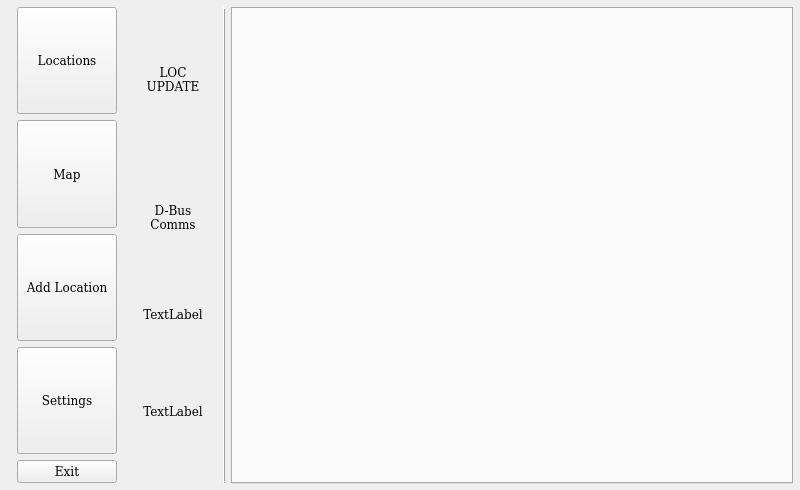
Old version of the form Reveles/GUI/revelesgui.ui in the repository Alex-BusNet/Reveles.
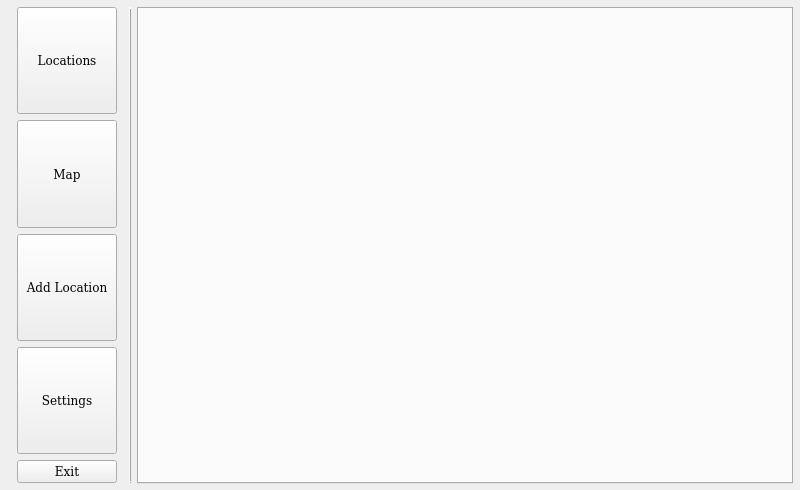
New version of the form.

The edit to the form file:
```diff
--- a/Reveles/GUI/revelesgui.ui
+++ b/Reveles/GUI/revelesgui.ui
@@ -204,74 +204,6 @@
        </item>
       </layout>
      </item>
-     <item>
-      <layout class="QVBoxLayout" name="verticalLayout_3">
-       <property name="leftMargin">
-        <number>6</number>
-       </property>
-       <property name="topMargin">
-        <number>6</number>
-       </property>
-       <property name="rightMargin">
-        <number>6</number>
-       </property>
-       <property name="bottomMargin">
-        <number>6</number>
-       </property>
-       <item>
-        <widget class="QLabel" name="TrigLabel">
-         <property name="text">
-          <string>LOC UPDATE</string>
-         </property>
-         <property name="alignment">
-          <set>Qt::AlignCenter</set>
-         </property>
-         <property name="wordWrap">
-          <bool>true</bool>
-         </property>
-        </widget>
-       </item>
-       <item>
-        <widget class="QLabel" name="EchoLabel">
-         <property name="text">
-          <string>D-Bus Comms</string>
-         </property>
-         <property name="alignment">
-          <set>Qt::AlignCenter</set>
-         </property>
-         <property name="wordWrap">
-          <bool>true</bool>
-         </property>
-        </widget>
-       </item>
-       <item>
-        <widget class="QLabel" name="testingLabel">
-         <property name="maximumSize">
-          <size>
-           <width>100</width>
-           <height>50</height>
-          </size>
-         </property>
-         <property name="text">
-          <string>TextLabel</string>
-         </property>
-         <property name="alignment">
-          <set>Qt::AlignCenter</set>
-         </property>
-        </widget>
-       </item>
-       <item>
-        <widget class="QLabel" name="distLabel">
-         <property name="text">
-          <string>TextLabel</string>
-         </property>
-         <property name="alignment">
-          <set>Qt::AlignCenter</set>
-         </property>
-        </widget>
-       </item>
-      </layout>
-     </item>
      <item>
       <widget class="QFrame" name="frame">
        <property name="maximumSize">
```
